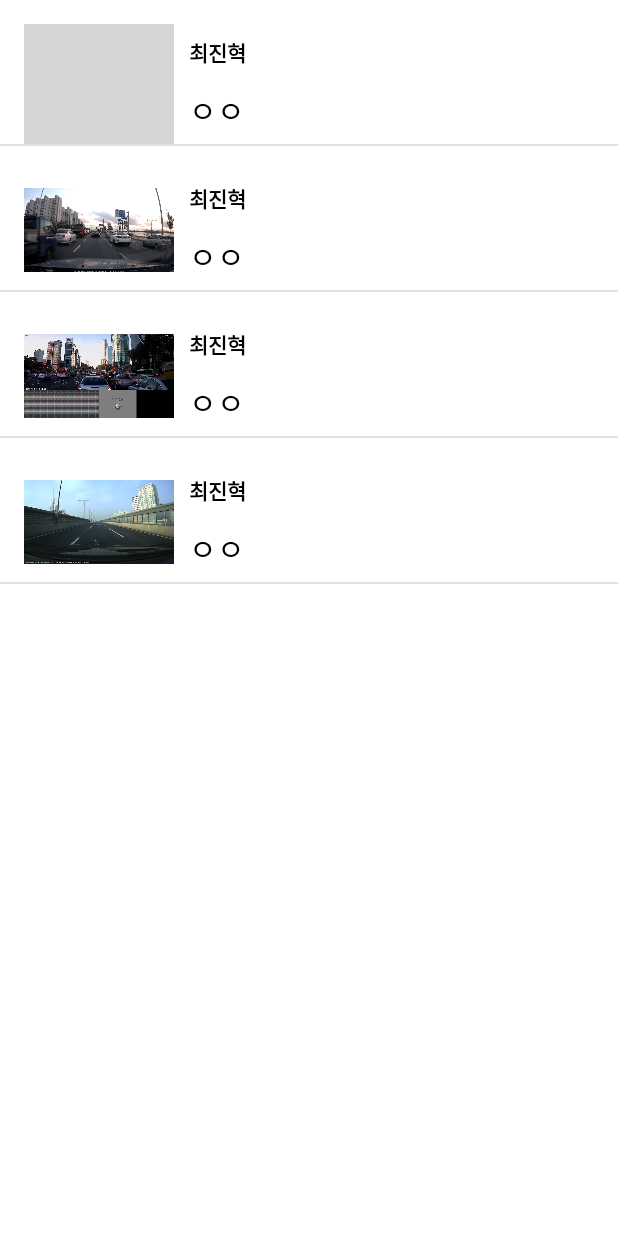
After one commit to 2021-SMHRD-KDT-New-IoT-1/PANGPANG, an Android app: the blackbox_data screen opened directly, with no data from a screen before it, on a phone screen of 412 x 824 dp. The commit adds this screen. Run offline under Robolectric (Android 15) with nearby library versions, the phone set to English and light mode, and no system bars; Roboto replaces fonts that are not available here; grey boxes are pictures that could not be loaded.

Commit message:
final 수정.2

```diff
--- /dev/null
+++ b/app/src/main/java/com/cjh/finalproject/DataAdapter.java
@@ -0,0 +1,64 @@
+package com.cjh.finalproject;
+
+import android.content.Context;
+import android.view.LayoutInflater;
+import android.view.View;
+import android.view.ViewGroup;
+import android.widget.BaseAdapter;
+import android.widget.ImageView;
+import android.widget.TextView;
+
+import java.util.ArrayList;
+
+public class DataAdapter extends BaseAdapter {
+
+    private LayoutInflater inflater;
+    private Context context;
+    private int layout;
+    private ArrayList<DataVO> data;
+
+    public DataAdapter (Context context, int layout, ArrayList<DataVO> data) {
+        this.context = context;
+        this.layout = layout;
+        this.data = data;
+
+        //context에서 layoutInflater 추출
+        this.inflater = (LayoutInflater) context.getSystemService(Context.LAYOUT_INFLATER_SERVICE);
+    }
+
+    @Override
+    public int getCount() { return data.size();}
+
+    @Override
+    public Object getItem(int position) { return data.get(position);}
+
+
+    @Override
+    public long getItemId(int position) { return position;}
+
+    @Override
+    public View getView(int position, View convertView, ViewGroup parent) {
+        // ======================================= 항목당 한번씩 일어나는 일
+        // - Arraylist<ChatVO> 에 저장되어 있는 데이터로 View로 바뀐 템플릿을 꾸민다!
+        // - listView에 추가한다~~
+        if (convertView == null) { // 이전에 inflate된 View가 없다면~~
+            convertView = inflater.inflate(layout, parent, false);
+        }
+
+        // 템플릿을 View로 만들어서 저장해둔 객체인 converView안에서 찾겠다
+        // 템플릿에서 찾겠다
+        ImageView img = convertView.findViewById(R.id.img);
+        TextView number = convertView.findViewById(R.id.number);
+        TextView black_date = convertView.findViewById(R.id.black_date);
+
+        img.setImageResource(data.get(position).getImg());
+        number.setText(data.get(position).getNumber());
+        black_date.setText(data.get(position).getBlackdate());
+
+
+        return convertView;
+    }
+
+
+
+}
--- /dev/null
+++ b/app/src/main/java/com/cjh/finalproject/DataVO.java
@@ -0,0 +1,41 @@
+package com.cjh.finalproject;
+
+public class DataVO {
+    private int img;
+    private String number;
+    private String blackdate;
+
+    public DataVO() {
+    }
+
+    public DataVO(int img, String number, String blackdate) {
+        this.img = img;
+        this.number = number;
+        this.blackdate = blackdate;
+    }
+
+    public int getImg() {
+        return img;
+    }
+
+    public void setImg(int img) {
+        this.img = img;
+    }
+
+    public String getNumber() {
+        return number;
+    }
+
+    public void setNumber(String number) {
+        this.number = number;
+    }
+
+    public String getBlackdate() {
+        return blackdate;
+    }
+
+    public void setBlackdate(String blackdate) {
+        this.blackdate = blackdate;
+    }
+
+}
--- /dev/null
+++ b/app/src/main/java/com/cjh/finalproject/blackbox_data.java
@@ -0,0 +1,32 @@
+package com.cjh.finalproject;
+
+import androidx.appcompat.app.AppCompatActivity;
+
+import android.os.Bundle;
+import android.widget.ListView;
+
+import java.util.ArrayList;
+import java.util.List;
+
+public class blackbox_data extends AppCompatActivity {
+    ArrayList<DataVO> data = new ArrayList<>();
+    private ListView blackbox_data;
+
+
+    @Override
+    protected void onCreate(Bundle savedInstanceState) {
+        super.onCreate(savedInstanceState);
+        setContentView(R.layout.fragment_blackbox);
+
+        blackbox_data = (ListView) findViewById(R.id.blackbox_data);
+
+        data.add(new DataVO(R.drawable.img1, "최진혁", "ㅇㅇ"));
+        data.add(new DataVO(R.drawable.img2, "최진혁", "ㅇㅇ"));
+        data.add(new DataVO(R.drawable.img3, "최진혁", "ㅇㅇ"));
+        data.add(new DataVO(R.drawable.img4, "최진혁", "ㅇㅇ"));
+
+        DataAdapter adapter = new DataAdapter(getApplicationContext(),R.layout.data, data);
+        blackbox_data.setAdapter(adapter);
+
+    }
+}
--- a/app/src/main/res/layout/activity_main.xml
+++ b/app/src/main/res/layout/activity_main.xml
@@ -42,7 +42,7 @@
         app:layout_constraintStart_toStartOf="parent"
         app:layout_constraintTop_toTopOf="@+id/guideline3"
         app:layout_constraintVertical_bias="0.0"
-        >
+        app:menu="@menu/main1">
 
     </com.google.android.material.bottomnavigation.BottomNavigationView>
 
--- /dev/null
+++ b/app/src/main/res/layout/data.xml
@@ -0,0 +1,51 @@
+<?xml version="1.0" encoding="utf-8"?>
+<androidx.constraintlayout.widget.ConstraintLayout xmlns:android="http://schemas.android.com/apk/res/android"
+    xmlns:app="http://schemas.android.com/apk/res-auto"
+    xmlns:tools="http://schemas.android.com/tools"
+    android:layout_width="match_parent"
+    android:layout_height="match_parent">
+
+    <ImageView
+        android:id="@+id/img"
+        android:layout_width="100dp"
+        android:layout_height="80dp"
+        android:layout_marginStart="16dp"
+        android:layout_marginTop="16dp"
+        app:layout_constraintStart_toStartOf="parent"
+        app:layout_constraintTop_toTopOf="parent"
+        app:srcCompat="@drawable/ic_launcher_foreground" />
+
+    <TextView
+        android:id="@+id/number"
+        android:layout_width="wrap_content"
+        android:layout_height="wrap_content"
+        android:layout_marginStart="10dp"
+        android:layout_marginTop="8dp"
+        android:fontFamily="@font/noto_sans"
+        android:text="0000000000"
+        android:textAlignment="textStart"
+        android:textColor="#000000"
+        android:textSize="14sp"
+        android:textStyle="bold"
+        app:layout_constraintBottom_toBottomOf="@+id/img"
+        app:layout_constraintStart_toEndOf="@+id/img"
+        app:layout_constraintTop_toTopOf="@+id/img"
+        app:layout_constraintVertical_bias="0.0" />
+
+    <TextView
+        android:id="@+id/black_date"
+        android:layout_width="wrap_content"
+        android:layout_height="wrap_content"
+        android:layout_marginStart="10dp"
+        android:layout_marginTop="4dp"
+        android:elegantTextHeight="true"
+        android:fontFamily="@font/noto_sans"
+        android:text="2021/12/12"
+        android:textAlignment="textStart"
+        android:textColor="#000000"
+        android:textSize="20sp"
+        app:layout_constraintBottom_toBottomOf="@+id/img"
+        app:layout_constraintStart_toEndOf="@+id/img"
+        app:layout_constraintTop_toBottomOf="@+id/number" />
+
+</androidx.constraintlayout.widget.ConstraintLayout>
--- a/app/src/main/res/layout/fragment_blackbox.xml
+++ b/app/src/main/res/layout/fragment_blackbox.xml
@@ -1,14 +1,20 @@
 <?xml version="1.0" encoding="utf-8"?>
-<FrameLayout xmlns:android="http://schemas.android.com/apk/res/android"
+<androidx.constraintlayout.widget.ConstraintLayout xmlns:android="http://schemas.android.com/apk/res/android"
+    xmlns:app="http://schemas.android.com/apk/res-auto"
     xmlns:tools="http://schemas.android.com/tools"
+    android:id="@+id/frameLayout2"
     android:layout_width="match_parent"
     android:layout_height="match_parent"
     tools:context=".blackbox">
 
-    <!-- TODO: Update blank fragment layout -->
-    <TextView
-        android:layout_width="match_parent"
-        android:layout_height="match_parent"
-        android:text="@string/hello_blank_fragment" />
-
-</FrameLayout>
+    <ListView
+        android:id="@+id/blackbox_data"
+        android:layout_width="0dp"
+        android:layout_height="0dp"
+        app:layout_constraintBottom_toBottomOf="parent"
+        app:layout_constraintEnd_toEndOf="parent"
+        app:layout_constraintHorizontal_bias="0.0"
+        app:layout_constraintStart_toStartOf="parent"
+        app:layout_constraintTop_toTopOf="parent"
+        app:layout_constraintVertical_bias="0.0" />
+</androidx.constraintlayout.widget.ConstraintLayout>
```
Also changed, not shown: app/src/main/AndroidManifest.xml (+14 -11 lines), app/src/main/java/com/cjh/finalproject/MainActivity.java (+24 -12 lines), app/src/main/java/com/cjh/finalproject/blackbox.java (+25 -48 lines), app/src/main/java/com/cjh/finalproject/setting.java (renamed from app/src/main/java/com/cjh/finalproject/logout.java, +6 -6 lines), app/src/main/res/layout/activity_firebar.xml (+23 -5 lines), app/src/main/res/layout/fragment_setting.xml (renamed from app/src/main/res/layout/fragment_logout.xml, +4 -6 lines), app/src/main/res/layout/setting.xml (added, +55 -0 lines).
